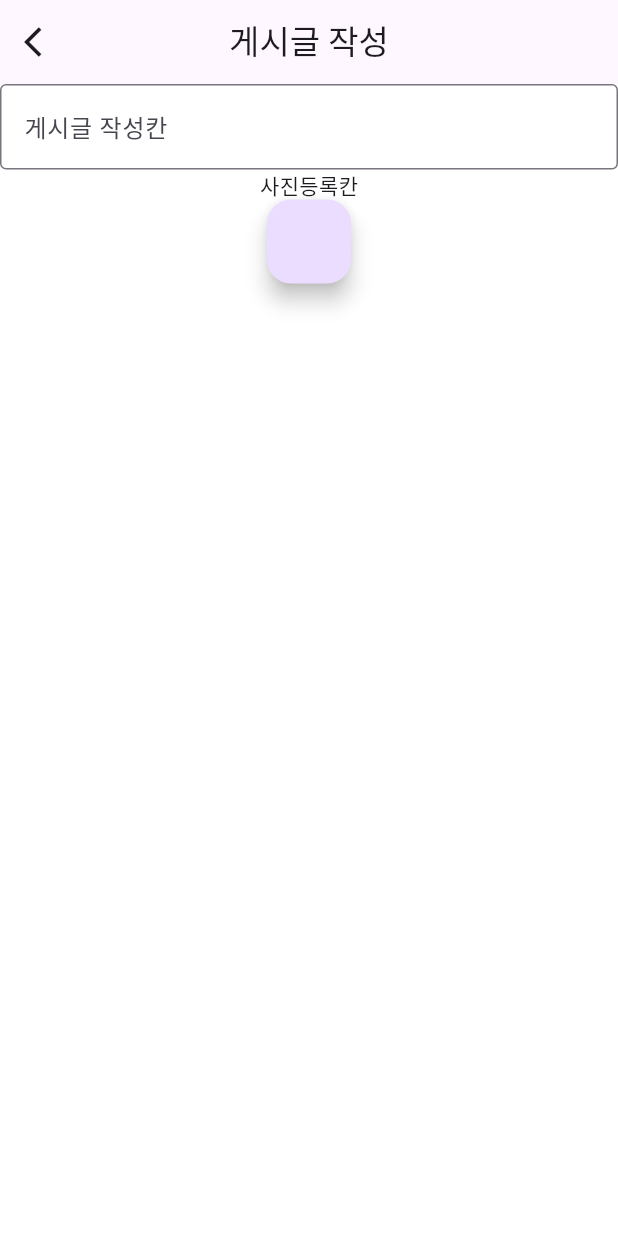
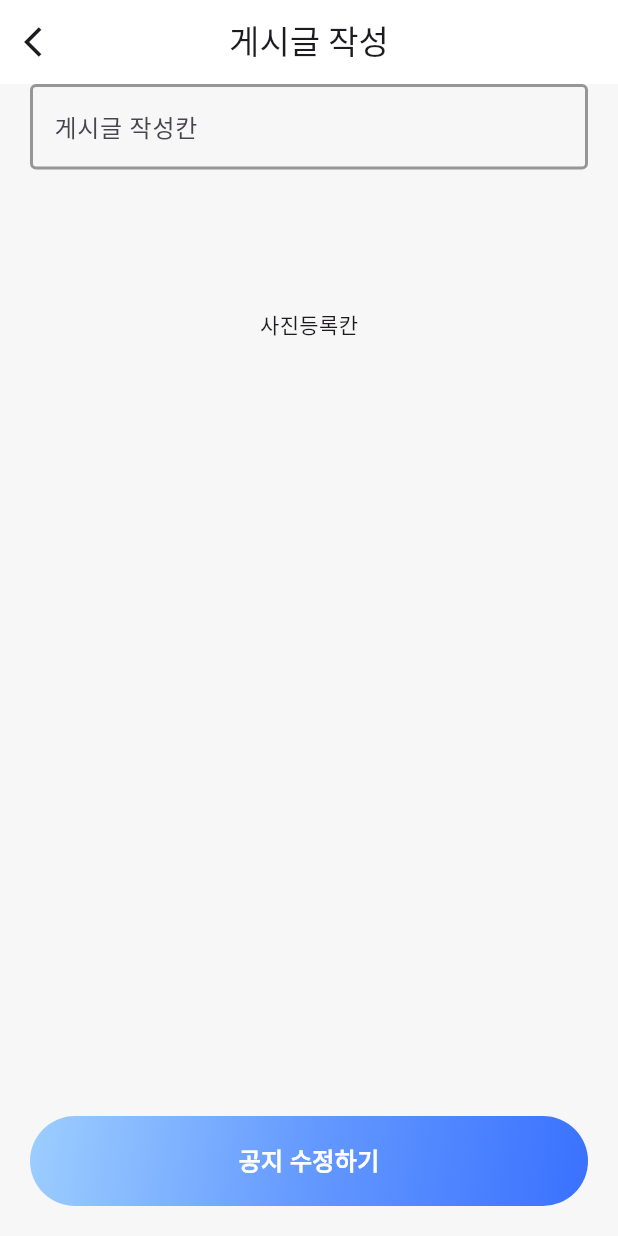
Before and after one commit to Hyeonjeong-JANG/flutter_board, a Flutter app: the screen it shows after launch, after a tap on "오늘 주방에 파 10kg 주문했습니다.", after a tap on "게시글 작성하기", on a phone screen of 412 x 824 dp. Run offline on Flutter 3.47's test engine with Material 3 defaults, Android fonts, the phone set to English and light mode, and no system bars; our stand-ins replace flutter_hooks, flutter_riverpod, go_router, hooks_riverpod, logger; Roboto replaces fonts that are missing (NanumNeo); project files that could hold a hidden picture were left out.

Commit message:
buttom layout

```diff
--- /dev/null
+++ b/devtools_options.yaml
@@ -0,0 +1,3 @@
+description: This file stores settings for Dart & Flutter DevTools.
+documentation: https://docs.flutter.dev/tools/devtools/extensions#configure-extension-enablement-states
+extensions:
--- a/lib/core/layouts/default_layout.dart
+++ b/lib/core/layouts/default_layout.dart
@@ -1,7 +1,9 @@
+import 'package:board/core/constants/color.dart';
 import 'package:flutter/material.dart';
 import 'package:board/core/widgets/custom_app_bar.dart';
 
 class DefaultLayout extends StatelessWidget {
+  final double paddingHorizontal;
   final Color? backgroundColor;
   final Widget child;
   final String? title;
@@ -13,15 +15,22 @@ class DefaultLayout extends StatelessWidget {
     this.title,
     this.bottomNavigationBar,
     this.showBackButton = true,
+    this.paddingHorizontal = 20.0,
     super.key,
   });
 
   @override
   Widget build(BuildContext context) {
     return Scaffold(
-      backgroundColor: backgroundColor ?? Colors.white,
-      appBar: CustomAppBar(title: title ?? '', showBackButton: showBackButton ?? true),
-      body: child,
+      backgroundColor: backgroundColor ?? AppColor.bgGrey,
+      appBar: CustomAppBar(
+        title: title ?? '',
+        showBackButton: showBackButton ?? true,
+      ),
+      body: Padding(
+        padding: EdgeInsets.symmetric(horizontal: paddingHorizontal),
+        child: child,
+      ),
       bottomNavigationBar: bottomNavigationBar,
     );
   }
--- a/lib/core/widgets/custom_app_bar.dart
+++ b/lib/core/widgets/custom_app_bar.dart
@@ -5,11 +5,13 @@ class CustomAppBar extends StatelessWidget
     implements PreferredSizeWidget {
   final String title;
   final bool? showBackButton;
-  const CustomAppBar({super.key, required this.title, this.showBackButton = true});
+  final Color? backgroundColor;
+  const CustomAppBar({super.key, required this.title, this.showBackButton = true, this.backgroundColor});
 
   @override
   Widget build(BuildContext context) {
     return AppBar(
+      backgroundColor: backgroundColor ?? Colors.white,
       leading: showBackButton == true ? IconButton(
         onPressed: () {
           context.pop();
--- a/lib/feature/presentation/pages/board_home_page.dart
+++ b/lib/feature/presentation/pages/board_home_page.dart
@@ -30,16 +30,12 @@ class BoardHomePage extends HookConsumerWidget {
         children: [
           boardContents.isEmpty
               ? const Center(child: CircularProgressIndicator())
-              : Padding(
-                  padding:
-                      const EdgeInsets.symmetric(horizontal: AppSizes.gapL),
-                  child: Column(
+              : Column(
                 children: [
                   AlertContentsDropdownList(),
                   SizedBox(height: AppSizes.spacingL),
                   BoardList(),
                 ],
-                  ),
               ),
           FloatingGradientButton(
             title: '게시글 작성하기',
--- a/lib/feature/presentation/pages/board_write_page.dart
+++ b/lib/feature/presentation/pages/board_write_page.dart
@@ -1,5 +1,6 @@
 import 'package:board/core/constants/color.dart';
 import 'package:board/core/layouts/default_layout.dart';
+import 'package:board/feature/presentation/widgets/floating_gradient_button_.dart';
 import 'package:flutter/material.dart';
 
 class BoardWritePage extends StatelessWidget {
@@ -9,20 +10,36 @@ class BoardWritePage extends StatelessWidget {
   Widget build(BuildContext context) {
     return DefaultLayout(
       title: '게시글 작성',
-      child: Column(
+      child: Stack(
         children: [
-          TextField(
-            decoration: InputDecoration(
-              border: OutlineInputBorder(
-                borderSide: BorderSide(
-                  color: AppColor.expensesColor,
+          Column(
+            children: [
+              SizedBox(
+              width: double.infinity,
+              height: 150.0,
+              child: TextFormField(
+                decoration: InputDecoration(
+                  enabledBorder: OutlineInputBorder(
+                    borderSide: BorderSide(
+                      color: AppColor.grey,
+                      width: 2.0,
+                    ),
+                  ),
+                  focusedBorder: OutlineInputBorder(
+                    borderSide: BorderSide(
+                      color: AppColor.expensesColor,
+                      width: 2.0,
+                    ),
+                  ),
+                  hintText: '게시글 작성칸',
                 ),
+                maxLines: null,
               ),
-              hintText: '게시글 작성칸',
             ),
+            Text('사진등록칸'),
+            ],
           ),
-          Text('사진등록칸'),
-          FloatingActionButton(onPressed: () {}),
+          FloatingGradientButton(title: '공지 수정하기', onTap: () {}),
         ],
       ),
     );
--- a/lib/feature/presentation/widgets/floating_gradient_button_.dart
+++ b/lib/feature/presentation/widgets/floating_gradient_button_.dart
@@ -16,8 +16,8 @@ class FloatingGradientButton extends StatelessWidget {
   Widget build(BuildContext context) {
     return Positioned(
       bottom: 20.0,
-      right: 20.0,
-      left: 20.0,
+      right: 0,
+      left: 0,
       child: Material(
         color: Colors.transparent,
         child: InkWell(
```
Lines whose indentation alone changed are shown as unchanged.
